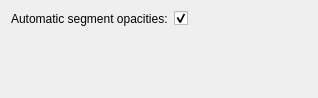
First picture: the form in Modules/Loadable/Segmentations/Resources/UI/qSlicerSegmentationsSettingsPanel.ui, repository Slicer/SlicerGitSVNArchive, before the edit.
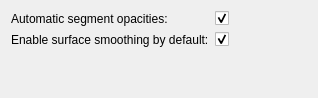
Second picture: the form after the edit. Custom widgets are drawn as their Qt base class.

Commit message:
ENH: Added application setting to enable/disable segmentation surface smoothing by default
Also updated all occurrences of segmentation node creation to use scene instead of instantiating using vtkMRMLSegmentationNode constructor. This allows setting parameters of new segmentation nodes based on default node defined in the scene.

The edit to the form file:
```diff
--- a/Modules/Loadable/Segmentations/Resources/UI/qSlicerSegmentationsSettingsPanel.ui
+++ b/Modules/Loadable/Segmentations/Resources/UI/qSlicerSegmentationsSettingsPanel.ui
@@ -37,7 +37,7 @@
      </property>
     </widget>
    </item>
-   <item row="1" column="0" colspan="2">
+   <item row="2" column="0" colspan="2">
     <spacer name="verticalSpacer">
      <property name="orientation">
       <enum>Qt::Vertical</enum>
@@ -50,6 +50,29 @@
      </property>
     </spacer>
    </item>
+   <item row="1" column="0">
+    <widget class="QLabel" name="SurfaceSmoothingLabel">
+     <property name="toolTip">
+      <string>Automatically set opacities of the segments when loading from file based on which contains which, so that no segment obscures another</string>
+     </property>
+     <property name="text">
+      <string>Enable surface smoothing by default:</string>
+     </property>
+    </widget>
+   </item>
+   <item row="1" column="1">
+    <widget class="QCheckBox" name="SurfaceSmoothingCheckBox">
+     <property name="toolTip">
+      <string>Enable surface smoothing during binary labelmap to closed surface conversion in new segmentations. Smoothing improves apperance in 3D views and exported models but makes segment editing considerably slower.</string>
+     </property>
+     <property name="text">
+      <string/>
+     </property>
+     <property name="checked">
+      <bool>true</bool>
+     </property>
+    </widget>
+   </item>
   </layout>
  </widget>
  <customwidgets>
```
The commit also changes 14 other files.
